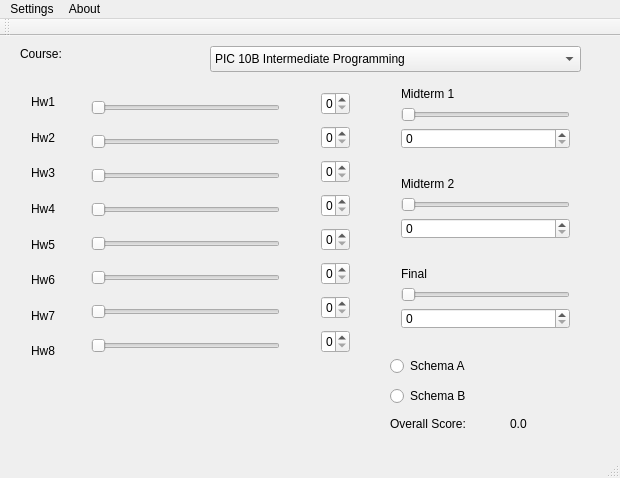
First picture: the form in grade_calculator.ui, repository jmoon17/PIC_10C_assignment, before the edit.
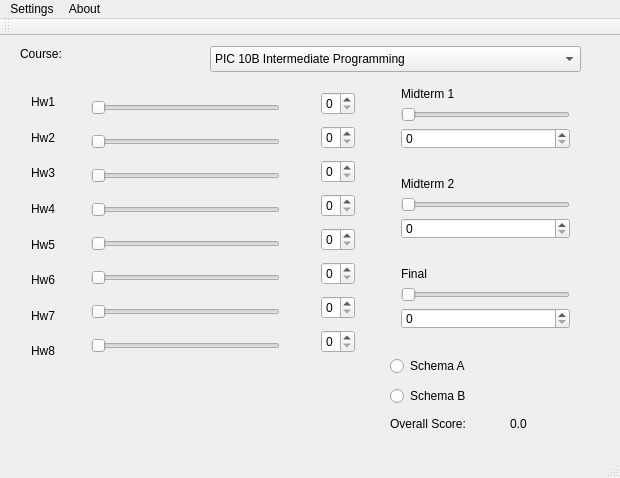
Second picture: the form after the edit.

Commit message: changed the maximum to 100 for sliders and spin Box

Patch:
```diff
--- a/grade_calculator.ui
+++ b/grade_calculator.ui
@@ -102,43 +102,75 @@
      <string>0.0</string>
     </property>
    </widget>
-   <widget class="QWidget" name="">
+   <widget class="QWidget" name="layoutWidget">
     <property name="geometry">
      <rect>
       <x>310</x>
       <y>40</y>
-      <width>51</width>
+      <width>56</width>
       <height>301</height>
      </rect>
     </property>
     <layout class="QVBoxLayout" name="verticalLayout">
      <item>
-      <widget class="QSpinBox" name="spinBox"/>
+      <widget class="QSpinBox" name="hwBox">
+       <property name="maximum">
+        <number>100</number>
+       </property>
+      </widget>
      </item>
      <item>
-      <widget class="QSpinBox" name="spinBox_2"/>
+      <widget class="QSpinBox" name="hwBox_2">
+       <property name="maximum">
+        <number>100</number>
+       </property>
+      </widget>
      </item>
      <item>
-      <widget class="QSpinBox" name="spinBox_3"/>
+      <widget class="QSpinBox" name="hwBox_3">
+       <property name="maximum">
+        <number>100</number>
+       </property>
+      </widget>
      </item>
      <item>
-      <widget class="QSpinBox" name="spinBox_4"/>
+      <widget class="QSpinBox" name="hwBox_4">
+       <property name="maximum">
+        <number>100</number>
+       </property>
+      </widget>
      </item>
      <item>
-      <widget class="QSpinBox" name="spinBox_5"/>
+      <widget class="QSpinBox" name="hwBox_5">
+       <property name="maximum">
+        <number>100</number>
+       </property>
+      </widget>
      </item>
      <item>
-      <widget class="QSpinBox" name="spinBox_6"/>
+      <widget class="QSpinBox" name="hwBox_6">
+       <property name="maximum">
+        <number>100</number>
+       </property>
+      </widget>
      </item>
      <item>
-      <widget class="QSpinBox" name="spinBox_7"/>
+      <widget class="QSpinBox" name="hwBox_7">
+       <property name="maximum">
+        <number>100</number>
+       </property>
+      </widget>
      </item>
      <item>
-      <widget class="QSpinBox" name="spinBox_8"/>
+      <widget class="QSpinBox" name="hwBox_8">
+       <property name="maximum">
+        <number>100</number>
+       </property>
+      </widget>
      </item>
     </layout>
    </widget>
-   <widget class="QWidget" name="">
+   <widget class="QWidget" name="layoutWidget">
     <property name="geometry">
      <rect>
       <x>80</x>
@@ -206,7 +238,7 @@
      </item>
     </layout>
    </widget>
-   <widget class="QWidget" name="">
+   <widget class="QWidget" name="layoutWidget">
     <property name="geometry">
      <rect>
       <x>20</x>
@@ -274,7 +306,7 @@
      </item>
     </layout>
    </widget>
-   <widget class="QWidget" name="">
+   <widget class="QWidget" name="layoutWidget">
     <property name="geometry">
      <rect>
       <x>390</x>
@@ -303,7 +335,7 @@
      </item>
     </layout>
    </widget>
-   <widget class="QWidget" name="">
+   <widget class="QWidget" name="layoutWidget">
     <property name="geometry">
      <rect>
       <x>390</x>
@@ -332,7 +364,7 @@
      </item>
     </layout>
    </widget>
-   <widget class="QWidget" name="">
+   <widget class="QWidget" name="layoutWidget">
     <property name="geometry">
      <rect>
       <x>390</x>
```
Left out of the diff: 161 changed lines with no effect on the pictures. The commit also changes 3 other files.
